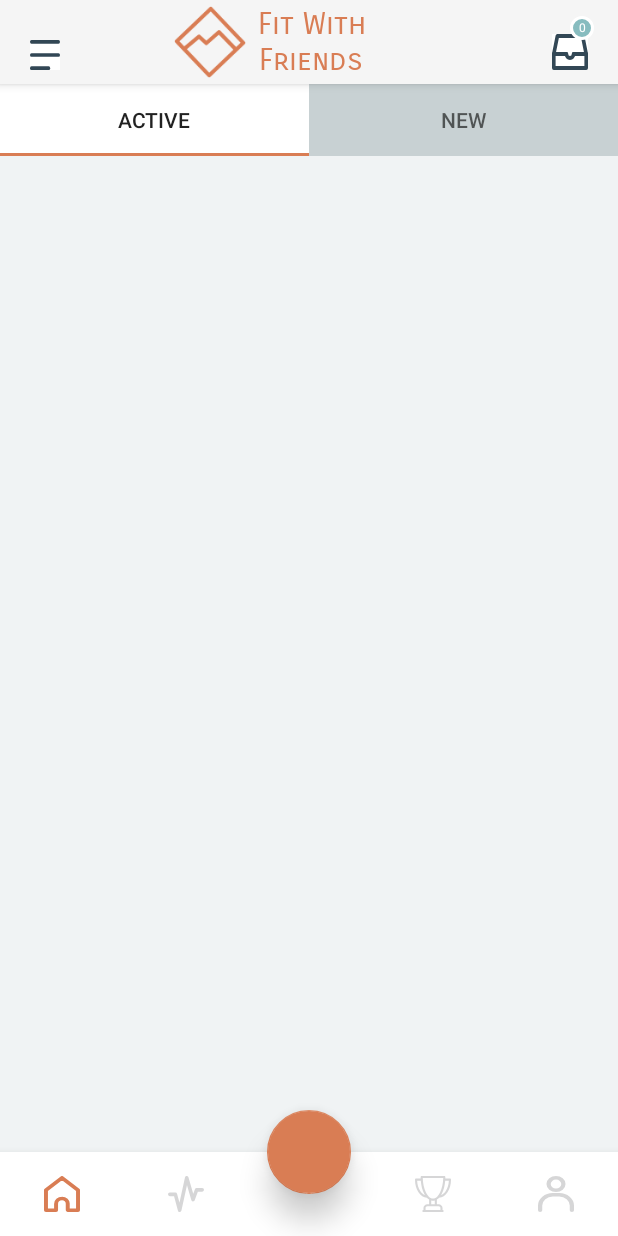
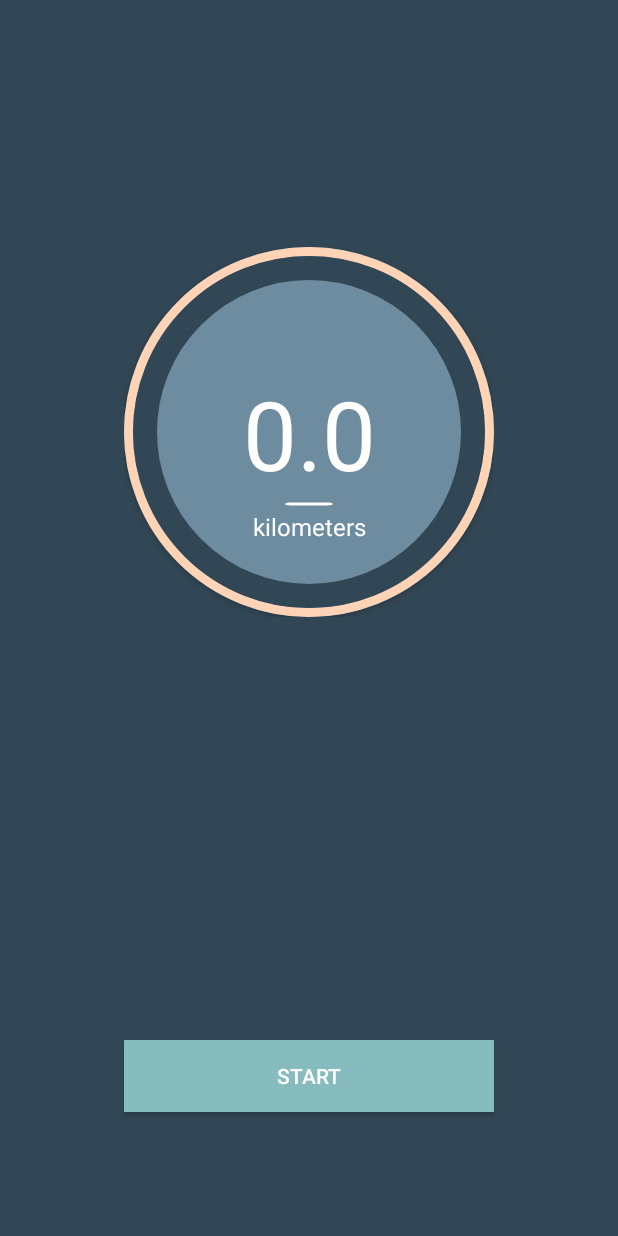
Before and after one commit to kryptgameskeerthi/FitWithFriends, an Android app: the HomeScreenActivity screen opened directly, with no data from a screen before it, after a tap on an icon or button, on a phone screen of 412 x 824 dp. Run offline under Robolectric (Android 15) with nearby library versions, the phone set to English and light mode, and no system bars.

Commit message:
FIT-19 : Track Activity Layout changes

```diff
--- a/app/src/main/AndroidManifest.xml
+++ b/app/src/main/AndroidManifest.xml
@@ -1,10 +1,6 @@
 <?xml version="1.0" encoding="utf-8"?>
 <manifest xmlns:android="http://schemas.android.com/apk/res/android"
     package="com.kryptgames.health.fitwithfriends">
-    <uses-permission android:name="android.permission.INTERNET"/>
-    <uses-permission android:name="android.permission.SEND_SMS"/>
-    <uses-permission android:name="android.permission.RECEIVE_SMS"/>
-    <uses-permission android:name="android.permission.READ_EXTERNAL_STORAGE"/>
 
     <application
         android:name=".FitWithFriendsApplication"
@@ -14,23 +10,33 @@
         android:roundIcon="@mipmap/ic_launcher_round"
         android:supportsRtl="true"
         android:theme="@style/AppTheme">
-        <activity android:name=".activity.WelcomeActivity"
-            android:theme="@style/NoActionBar">
+        <activity android:name=".activity.ExcerciseTrackActivity"
+            android:theme="@style/AppCompatNoActionBar">
             <intent-filter>
                 <action android:name="android.intent.action.MAIN" />
 
                 <category android:name="android.intent.category.LAUNCHER" />
             </intent-filter>
         </activity>
-        <activity android:name=".activity.PhoneAuthenticationActivity"
-            android:theme="@style/NoActionBar"></activity>
-        <activity android:name=".activity.HomeScreenActivity"
-            android:theme="@style/Theme.AppCompat.Light"></activity>
         <activity
-            android:name=".activity.CreateProfileActivity"
+            android:name=".activity.WelcomeActivity"
             android:theme="@style/NoActionBar">
 
         </activity>
+        <activity
+            android:name=".activity.PhoneAuthenticationActivity"
+            android:theme="@style/NoActionBar" />
+        <activity
+            android:name=".activity.HomeScreenActivity"
+            android:theme="@style/Theme.AppCompat.Light" />
+        <activity
+            android:name=".activity.CreateProfileActivity"
+            android:theme="@style/NoActionBar"></activity>
     </application>
+    <uses-permission android:name="android.permission.SEND_SMS" />
+    <uses-permission android:name="android.permission.RECEIVE_SMS" />
+    <uses-permission android:name="android.permission.READ_EXTERNAL_STORAGE" />
+
+    <uses-permission android:name="android.permission.INTERNET" />
 
 </manifest>
--- /dev/null
+++ b/app/src/main/java/com/kryptgames/health/fitwithfriends/activity/ExcerciseTrackActivity.java
@@ -0,0 +1,24 @@
+package com.kryptgames.health.fitwithfriends.activity;
+
+import androidx.appcompat.app.ActionBar;
+import androidx.appcompat.app.AppCompatActivity;
+
+import android.os.Bundle;
+
+import com.kryptgames.health.fitwithfriends.R;
+
+
+public class ExcerciseTrackActivity extends AppCompatActivity {
+
+    @Override
+    protected void onCreate(Bundle savedInstanceState) {
+        super.onCreate(savedInstanceState);
+        setContentView(R.layout.activity_excercise_track);
+
+        /*this.getSupportActionBar().setDisplayOptions(ActionBar.DISPLAY_SHOW_CUSTOM);
+        getSupportActionBar().setCustomView(R.layout.activity_toolbar);
+        getSupportActionBar().getCustomView();
+        */
+
+    }
+}
--- a/app/src/main/java/com/kryptgames/health/fitwithfriends/activity/HomeScreenActivity.java
+++ b/app/src/main/java/com/kryptgames/health/fitwithfriends/activity/HomeScreenActivity.java
@@ -89,7 +89,9 @@ public class HomeScreenActivity extends AppCompatActivity {
         floatingActionButton.setOnClickListener(new View.OnClickListener() {
             @Override
             public void onClick(View v) {
-                Toast.makeText(HomeScreenActivity.this,"navigation to add new activity page",Toast.LENGTH_SHORT).show();
+                Intent trackExerciseIntent = new Intent(HomeScreenActivity.this, ExcerciseTrackActivity.class);
+                startActivity(trackExerciseIntent);
+                finish();
             }
         });
 
--- /dev/null
+++ b/app/src/main/res/drawable/bordered_button.xml
@@ -0,0 +1,5 @@
+<?xml version="1.0" encoding="utf-8"?>
+<shape xmlns:android="http://schemas.android.com/apk/res/android" android:shape="oval" >
+    <solid android:color="@color/slate"/>
+    <stroke android:color="@color/sand" android:width="10dp"/>
+</shape>
--- /dev/null
+++ b/app/src/main/res/drawable/ic_dash.xml
@@ -0,0 +1,9 @@
+<vector xmlns:android="http://schemas.android.com/apk/res/android"
+    android:width="42dp"
+    android:height="42dp"
+    android:viewportWidth="42"
+    android:viewportHeight="42">
+  <path
+      android:pathData="M37.059,16H26H16H4.941C2.224,16 0,18.282 0,21s2.224,5 4.941,5H16h10h11.059C39.776,26 42,23.718 42,21S39.776,16 37.059,16z"
+      android:fillColor="@color/snow"/>
+</vector>
--- /dev/null
+++ b/app/src/main/res/layout/activity_excercise_track.xml
@@ -0,0 +1,112 @@
+<?xml version="1.0" encoding="utf-8"?>
+<androidx.constraintlayout.widget.ConstraintLayout xmlns:android="http://schemas.android.com/apk/res/android"
+    xmlns:app="http://schemas.android.com/apk/res-auto"
+    xmlns:tools="http://schemas.android.com/tools"
+    android:layout_width="match_parent"
+    android:layout_height="match_parent"
+    android:background="@color/drab"
+    tools:context=".activity.ExcerciseTrackActivity">
+
+
+    <FrameLayout
+        android:id="@+id/trackButtonFrame"
+        android:layout_width="0dp"
+        android:layout_height="0dp"
+        app:layout_constraintDimensionRatio="1"
+        app:layout_constraintEnd_toStartOf="@+id/buttonRightGuideLine"
+        app:layout_constraintStart_toStartOf="@+id/buttonLeftGuideLine"
+        app:layout_constraintTop_toTopOf="@+id/buttonTopGuideLine">
+
+        <Button
+            android:id="@+id/trackButtonid"
+            android:layout_width="match_parent"
+            android:layout_height="match_parent"
+            android:background="@xml/multi_round_button"/>
+
+
+        <LinearLayout
+            android:layout_width="match_parent"
+            android:layout_height="match_parent"
+            android:elevation="2dp"
+            android:layout_margin="32dp"
+            android:orientation="vertical">
+
+
+            <TextView
+                android:layout_width="match_parent"
+                android:layout_height="match_parent"
+                android:layout_weight="1"
+                android:autoSizeTextType="uniform"
+                android:autoSizeMaxTextSize="64sp"
+                android:gravity="center_horizontal|bottom"
+                android:text="0.0"
+                android:textColor="@color/snow">
+
+            </TextView>
+
+
+            <ImageView
+                android:layout_width="32dp"
+                android:layout_height="8dp"
+                android:scaleType="fitXY"
+                android:layout_gravity="top|center_horizontal"
+                android:src="@drawable/ic_dash" />
+
+            <TextView
+                android:layout_width="match_parent"
+                android:layout_height="match_parent"
+                android:layout_weight="3"
+                android:autoSizeTextType="uniform"
+                android:autoSizeMaxTextSize="16sp"
+                android:gravity="top|center_horizontal"
+                android:text="kilometers"
+
+                android:textColor="@color/snow" />
+
+        </LinearLayout>
+
+
+
+
+    </FrameLayout>
+
+    <androidx.constraintlayout.widget.Guideline
+        android:id="@+id/buttonLeftGuideLine"
+        android:layout_width="wrap_content"
+        android:layout_height="wrap_content"
+        android:orientation="vertical"
+        app:layout_constraintGuide_percent="0.2" />
+
+    <androidx.constraintlayout.widget.Guideline
+        android:id="@+id/buttonRightGuideLine"
+        android:layout_width="wrap_content"
+        android:layout_height="wrap_content"
+        android:orientation="vertical"
+        app:layout_constraintGuide_percent="0.8" />
+
+    <androidx.constraintlayout.widget.Guideline
+        android:id="@+id/buttonTopGuideLine"
+        android:layout_width="wrap_content"
+        android:layout_height="wrap_content"
+        android:orientation="horizontal"
+        app:layout_constraintGuide_percent="0.2" />
+
+    <androidx.constraintlayout.widget.Guideline
+        android:id="@+id/bottomScreenGuideLine"
+        android:layout_width="wrap_content"
+        android:layout_height="wrap_content"
+        android:orientation="horizontal"
+        app:layout_constraintGuide_percent="0.9" />
+
+    <Button
+        android:id="@+id/button"
+        android:layout_width="0dp"
+        android:layout_height="wrap_content"
+        android:text="Start"
+        app:cornerRadius="10dp"
+        android:textColor="@color/snow"
+        android:background="@color/sage"
+        app:layout_constraintBottom_toTopOf="@+id/bottomScreenGuideLine"
+        app:layout_constraintEnd_toStartOf="@+id/buttonRightGuideLine"
+        app:layout_constraintStart_toStartOf="@+id/buttonLeftGuideLine" />
+</androidx.constraintlayout.widget.ConstraintLayout>
--- a/app/src/main/res/values/colors.xml
+++ b/app/src/main/res/values/colors.xml
@@ -13,6 +13,10 @@
     <color name="ice">#F0F3F4</color>
     <color name="steel">#C8D1D3</color>
     <color name="sand">#B9B0A2</color>
+    <color name="cream">#ffd3b5</color>
+
+
+
 
 
     <!-- Material Design Default Values -->
--- a/app/src/main/res/values/styles.xml
+++ b/app/src/main/res/values/styles.xml
@@ -7,6 +7,9 @@
         <item name="colorPrimaryDark">@color/colorPrimaryDark</item>
         <item name="colorAccent">@color/colorAccent</item>
     </style>
+
+    <style name="AppCompatNoActionBar" parent="Theme.AppCompat.Light.NoActionBar"/>
+
 
     <style name="NoActionBar" parent="Theme.MaterialComponents.Light.NoActionBar">
         <item name="android:windowTranslucentStatus">true</item>
--- /dev/null
+++ b/app/src/main/res/xml/multi_round_button.xml
@@ -0,0 +1,24 @@
+<layer-list xmlns:android="http://schemas.android.com/apk/res/android">
+    <item>
+        <shape android:shape="oval">
+            <solid android:color="@color/slate"/>
+        </shape>
+    </item>
+
+    <item>
+        <shape android:shape="oval">
+            <stroke
+                android:width="6dp"
+                android:color="@color/cream" />
+        </shape>
+    </item>
+    <item>
+        <inset android:inset="6dp">
+            <shape android:shape="oval">
+                <stroke
+                    android:width="16dp"
+                    android:color="@color/drab" />
+            </shape>
+        </inset>
+    </item>
+</layer-list>
```
